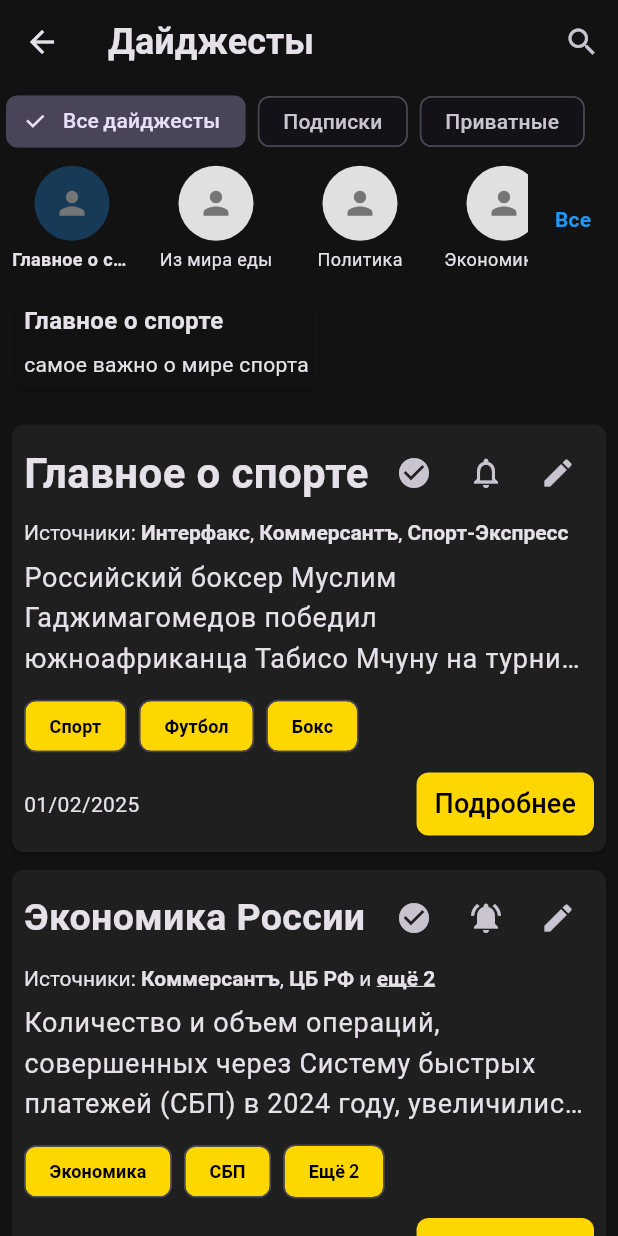
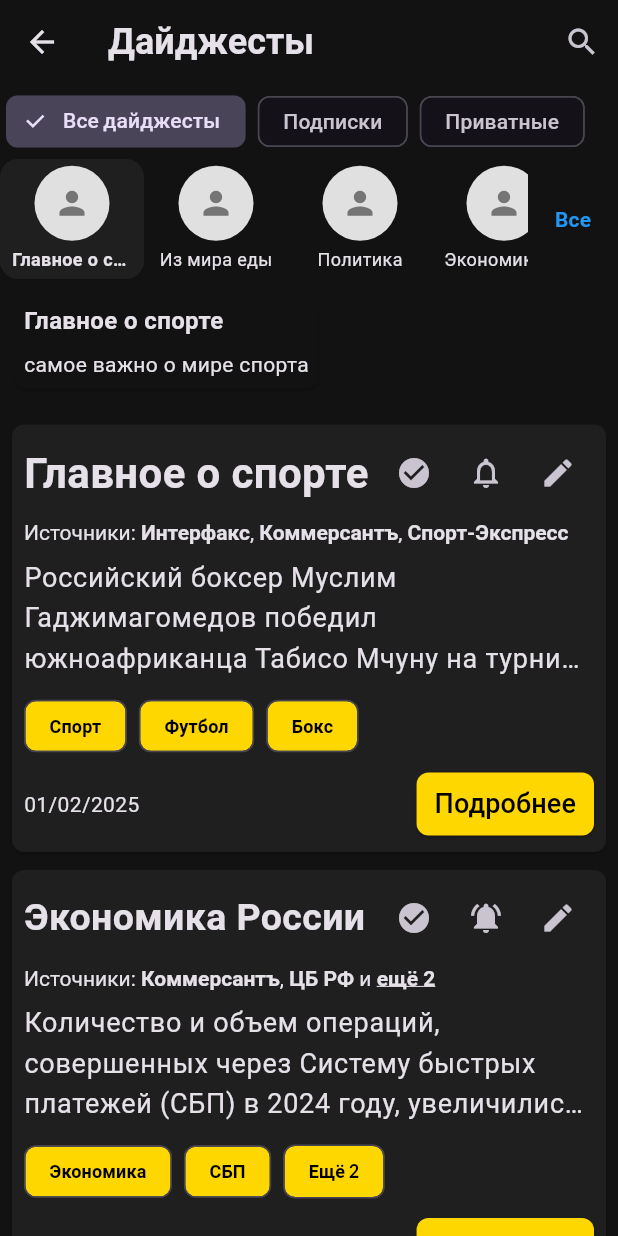
Before and after one commit to KcasTischaWattt/crosswords-mobile-app, a Flutter app: the DigestsPage screen opened directly, after a tap on "Главное о спорте", on a phone screen of 412 x 824 dp. Run offline on Flutter 3.47's test engine with Material 3 defaults, Android fonts, the phone set to English and light mode, and no system bars; our stand-ins replace google_fonts, velocity_x.

Commit message:
Replace padding with animated container in digests_page.dart for improved UI feedback

```diff
--- a/lib/screens/digests_page.dart
+++ b/lib/screens/digests_page.dart
@@ -166,12 +166,19 @@ class _DigestsPageState extends State<DigestsPage> {
         setState(() {
           _selectedSubscriptionId = subscription.id;
         });
+
         // TODO загрузка дайджестов для подписки
         final digestProvider = Provider.of<DigestProvider>(context, listen: false);
         digestProvider.loadDigests();
       },
-      child: Padding(
+      child: AnimatedContainer(
+        duration: const Duration(milliseconds: 200),
+        curve: Curves.easeInOut,
         padding: const EdgeInsets.symmetric(horizontal: 8),
+        decoration: BoxDecoration(
+          color: isSelected ?Theme.of(context).bottomNavigationBarTheme.backgroundColor : Colors.transparent,
+          borderRadius: BorderRadius.circular(12),
+        ),
         child: SizedBox(
           width: 80,
           child: Column(
@@ -179,7 +186,7 @@ class _DigestsPageState extends State<DigestsPage> {
             children: [
               CircleAvatar(
                 radius: 25,
-                backgroundColor: isSelected ? Colors.blue.withOpacity(0.3) : Colors.grey[300],
+                backgroundColor: Colors.grey[300],
                 child: Icon(Icons.person, size: 25, color: Colors.grey[600]),
               ),
               const SizedBox(height: 4),
```
